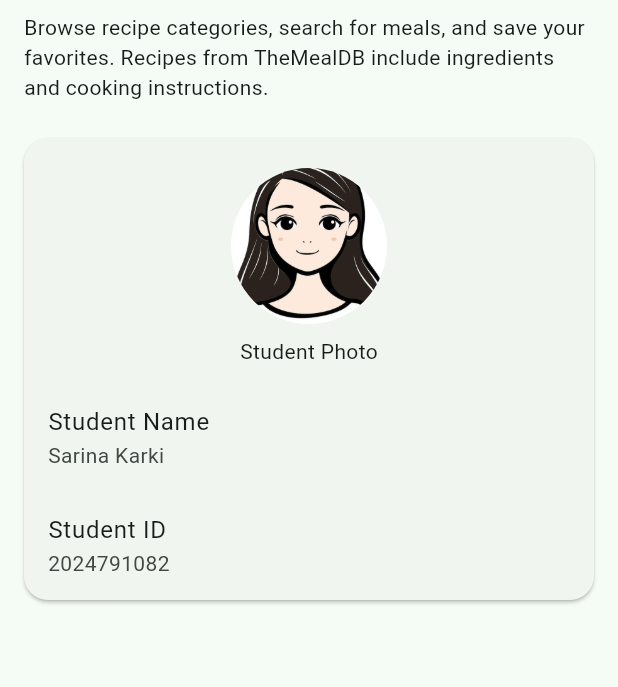
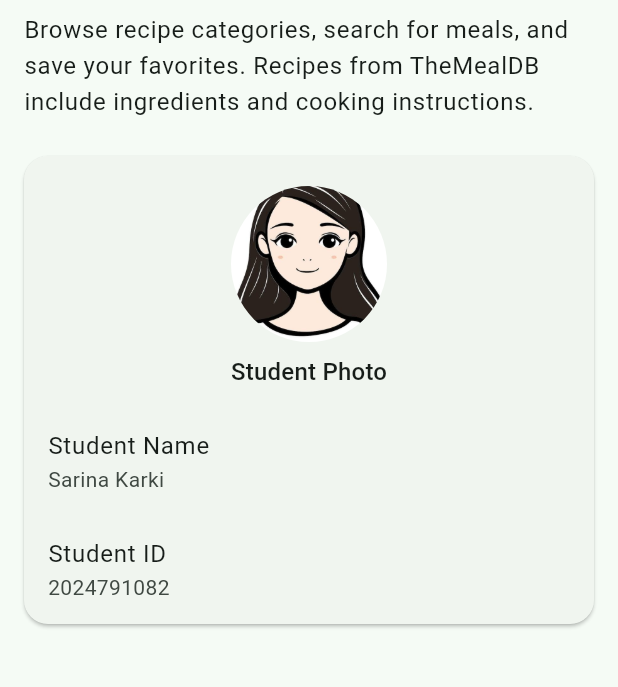
Before and after one commit to mikasaa3/mobile-app-final-2024791082, a Flutter app: the screen it shows after launch, after a tap on the "info outline" icon, on a phone screen of 412 x 824 dp, the part 162-849 px from its top. Run offline on Flutter 3.47's test engine with Material 3 defaults, Android fonts, the phone set to English and light mode, and no system bars; our stand-ins replace material_ui, shared_preferences; network calls fail.

Commit message:
style: polish recipe screens and accessibility

```diff
--- a/lib/screens/about_screen.dart
+++ b/lib/screens/about_screen.dart
@@ -16,11 +16,18 @@ class AboutScreen extends StatelessWidget {
             child: ListView(
               padding: const EdgeInsets.all(16),
               children: [
-                Text('Recipe Explorer', style: theme.textTheme.headlineMedium),
+                Semantics(
+                  header: true,
+                  child: Text(
+                    'Recipe Explorer',
+                    style: theme.textTheme.headlineMedium,
+                  ),
+                ),
                 const SizedBox(height: 8),
-                const Text(
+                Text(
                   'Browse recipe categories, search for meals, and save your favorites. '
                   'Recipes from TheMealDB include ingredients and cooking instructions.',
+                  style: theme.textTheme.bodyLarge?.copyWith(height: 1.5),
                 ),
                 const SizedBox(height: 24),
                 Card(
@@ -48,7 +55,7 @@ class AboutScreen extends StatelessWidget {
                         ),
                       ),
                       const SizedBox(height: 8),
-                      const Text('Student Photo'),
+                      Text('Student Photo', style: theme.textTheme.titleMedium),
                       const SizedBox(height: 12),
                       const ListTile(
                         title: Text('Student Name'),
--- a/lib/screens/favorites_screen.dart
+++ b/lib/screens/favorites_screen.dart
@@ -31,10 +31,15 @@ class FavoritesScreen extends StatelessWidget {
           }
           if (favorites.loadFailed) {
             return Center(
+              child: SingleChildScrollView(
+                padding: const EdgeInsets.all(24),
                 child: Column(
                   mainAxisSize: MainAxisSize.min,
                   children: [
-                  const Text('Could not load saved favorites.'),
+                    const Text(
+                      'Could not load saved favorites.',
+                      textAlign: TextAlign.center,
+                    ),
                     const SizedBox(height: 12),
                     FilledButton(
                       onPressed: favorites.load,
@@ -42,12 +47,18 @@ class FavoritesScreen extends StatelessWidget {
                     ),
                   ],
                 ),
+              ),
             );
           }
 
           final ids = favorites.mealIds;
           if (ids.isEmpty) {
-            return const Center(child: Text('No favorites yet.'));
+            return const Center(
+              child: Padding(
+                padding: EdgeInsets.all(24),
+                child: Text('No favorites yet.', textAlign: TextAlign.center),
+              ),
+            );
           }
 
           return Center(
--- a/lib/screens/home_screen.dart
+++ b/lib/screens/home_screen.dart
@@ -51,6 +51,9 @@ class _HomeScreenState extends State<HomeScreen> {
 
   @override
   Widget build(BuildContext context) {
+    final labelSize = Theme.of(context).textTheme.titleMedium?.fontSize ?? 16;
+    final labelHeight =
+        MediaQuery.textScalerOf(context).scale(labelSize) * 1.25;
     final body = SafeArea(
       child: FutureBuilder<List<Category>>(
         future: _categories,
@@ -104,8 +107,7 @@ class _HomeScreenState extends State<HomeScreen> {
                   crossAxisCount: 2,
                   crossAxisSpacing: 12,
                   mainAxisSpacing: 12,
-                  mainAxisExtent:
-                      126 + MediaQuery.textScalerOf(context).scale(18) * 2,
+                  mainAxisExtent: 124 + labelHeight * 2,
                 ),
                 itemCount: categories.length,
                 itemBuilder: (context, index) {
--- a/lib/screens/main_navigation_screen.dart
+++ b/lib/screens/main_navigation_screen.dart
@@ -71,7 +71,11 @@ class _MainNavigationScreenState extends State<MainNavigationScreen> {
 
     return Scaffold(
       appBar: AppBar(
-        title: Text(_titles[_selectedIndex]),
+        title: Text(
+          _titles[_selectedIndex],
+          maxLines: 1,
+          overflow: TextOverflow.ellipsis,
+        ),
         actions: [
           if (changeDarkMode != null)
             Tooltip(
@@ -98,7 +102,7 @@ class _MainNavigationScreenState extends State<MainNavigationScreen> {
             ),
           IconButton(
             tooltip: 'About',
-            icon: const Icon(Icons.info_outline),
+            icon: const Icon(Icons.info_outline, semanticLabel: 'About'),
             onPressed: () => Navigator.of(context).push<void>(
               MaterialPageRoute<void>(
                 builder: (context) => const AboutScreen(),
```
Also changed, not shown: lib/screens/meal_detail_screen.dart (+17 -6 lines), lib/screens/meal_list_screen.dart (+7 -1 lines), lib/screens/search_screen.dart (+7 -2 lines), lib/widgets/category_card.dart (+9 -1 lines), lib/widgets/meal_card.dart (+16 -6 lines), 1 other file. Lines whose indentation alone changed are shown as unchanged.
